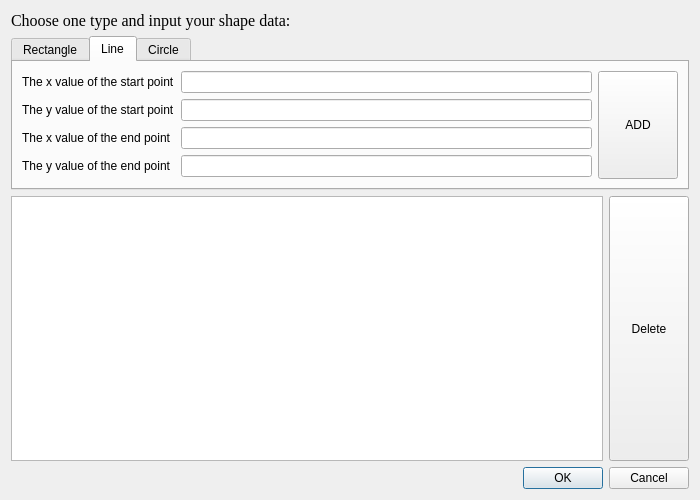
The window that Model/numtoplot.ui (Diiiiii-9/DsFEM-v3) describes before a commit, drawn with Qt 5.
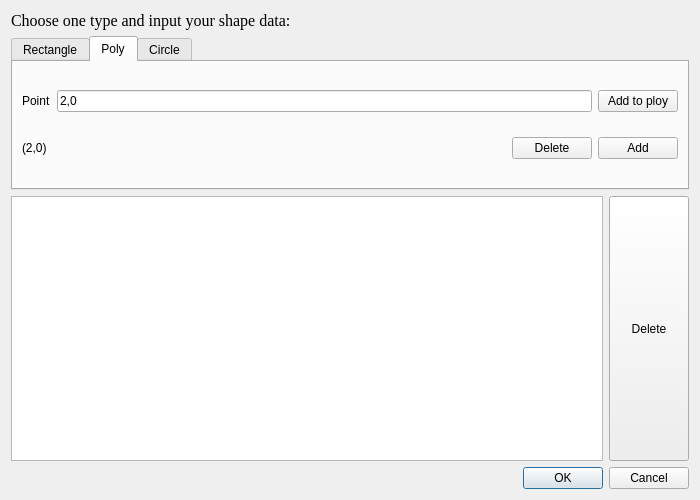
The same window after the commit. The open tabs and pages were chosen to show the change. Icons and pictures are not drawn.

```diff
--- a/Model/numtoplot.ui
+++ b/Model/numtoplot.ui
@@ -128,65 +128,60 @@
      </widget>
      <widget class="QWidget" name="tab_poly">
       <attribute name="title">
-       <string>Line</string>
+       <string>Poly</string>
       </attribute>
       <layout class="QVBoxLayout" name="verticalLayout_3">
        <item>
         <layout class="QHBoxLayout" name="horizontalLayout_3">
          <item>
-          <layout class="QFormLayout" name="formLayout_2">
-           <item row="0" column="0">
-            <widget class="QLabel" name="X_startLabel">
+          <widget class="QLabel" name="label_2">
              <property name="text">
-              <string>The x value of the start point</string>
+            <string>Point</string>
              </property>
             </widget>
            </item>
-           <item row="0" column="1">
-            <widget class="QLineEdit" name="X_startLineEdit"/>
-           </item>
-           <item row="1" column="0">
-            <widget class="QLabel" name="Y_startLabel">
+         <item>
+          <widget class="QLineEdit" name="lineEdit_polyPoint">
              <property name="text">
-              <string>The y value of the start point</string>
+            <string>2,0</string>
              </property>
             </widget>
            </item>
-           <item row="1" column="1">
-            <widget class="QLineEdit" name="Y_startLineEdit"/>
-           </item>
-           <item row="2" column="0">
-            <widget class="QLabel" name="X_endLabel">
+         <item>
+          <widget class="QPushButton" name="pushButton_addpolyPoint">
              <property name="text">
-              <string>The x value of the end point</string>
+            <string>Add to ploy</string>
              </property>
             </widget>
            </item>
-           <item row="2" column="1">
-            <widget class="QLineEdit" name="X_endLineEdit"/>
-           </item>
-           <item row="3" column="0">
-            <widget class="QLabel" name="Y_endLabel">
-             <property name="text">
-              <string>The y value of the end point</string>
-             </property>
-            </widget>
-           </item>
-           <item row="3" column="1">
-            <widget class="QLineEdit" name="Y_endLineEdit"/>
-           </item>
           </layout>
          </item>
          <item>
-          <widget class="QPushButton" name="pushButton_addLine">
+        <layout class="QHBoxLayout" name="horizontalLayout_5">
+         <item>
+          <widget class="QLabel" name="label_poly">
            <property name="sizePolicy">
-            <sizepolicy hsizetype="Minimum" vsizetype="Expanding">
+            <sizepolicy hsizetype="Expanding" vsizetype="Preferred">
              <horstretch>0</horstretch>
              <verstretch>0</verstretch>
             </sizepolicy>
            </property>
            <property name="text">
-            <string>ADD</string>
+            <string>(2,0)</string>
+           </property>
+          </widget>
+         </item>
+         <item>
+          <widget class="QPushButton" name="pushButton_deletepoly">
+           <property name="text">
+            <string>Delete</string>
+           </property>
+          </widget>
+         </item>
+         <item>
+          <widget class="QPushButton" name="pushButton_addpoly">
+           <property name="text">
+            <string>Add</string>
            </property>
           </widget>
          </item>
```
Left out of the diff: 10 changed lines with no effect on the pictures. Lines whose indentation alone changed are shown as unchanged.
